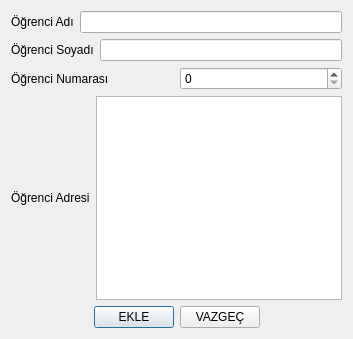
Above: Gorsel/formlar/veriGiris/yeniogrencigiris.ui from sadededeoglu/okulprojesi before the change. Below: the same form after it.
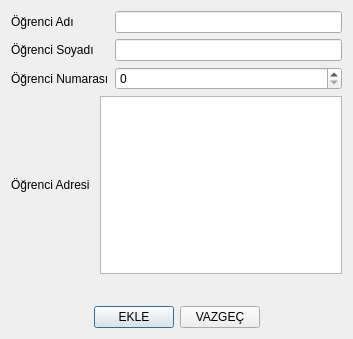
That is the form after the change. Icons and pictures are not drawn.

What changed in the file:
```diff
--- a/Gorsel/formlar/veriGiris/yeniogrencigiris.ui
+++ b/Gorsel/formlar/veriGiris/yeniogrencigiris.ui
@@ -13,8 +13,52 @@
   <property name="windowTitle">
    <string>yeni_ogrenci_giris</string>
   </property>
-  <layout class="QGridLayout" name="gridLayout">
-   <item row="1" column="0">
+  <layout class="QGridLayout" name="gridLayout_2">
+   <item row="0" column="0">
+    <layout class="QGridLayout" name="gridLayout">
+     <item row="0" column="0">
+      <widget class="QLabel" name="label_OgrenciAdi">
+       <property name="text">
+        <string>Öğrenci Adı</string>
+       </property>
+      </widget>
+     </item>
+     <item row="0" column="2">
+      <widget class="QLineEdit" name="lineEdit_OgrenciAdi"/>
+     </item>
+     <item row="1" column="0">
+      <widget class="QLabel" name="label_OgrenciSoyadi">
+       <property name="text">
+        <string>Öğrenci Soyadı</string>
+       </property>
+      </widget>
+     </item>
+     <item row="1" column="2">
+      <widget class="QLineEdit" name="lineEdit_OgrenciSoyadi"/>
+     </item>
+     <item row="2" column="0" colspan="2">
+      <widget class="QLabel" name="label_OgrenciNumarasi">
+       <property name="text">
+        <string>Öğrenci Numarası</string>
+       </property>
+      </widget>
+     </item>
+     <item row="2" column="2">
+      <widget class="QSpinBox" name="spinBox_OgrenciNumarasi"/>
+     </item>
+     <item row="3" column="0">
+      <widget class="QLabel" name="label_OgrenciAdresi">
+       <property name="text">
+        <string>Öğrenci Adresi</string>
+       </property>
+      </widget>
+     </item>
+     <item row="3" column="1" colspan="2">
+      <widget class="QPlainTextEdit" name="plainTextEdit_OgrenciAdresi"/>
+     </item>
+    </layout>
+   </item>
+   <item row="2" column="0">
     <layout class="QHBoxLayout" name="horizontalLayout_5">
      <item>
       <spacer name="horizontalSpacer">
@@ -66,73 +110,18 @@
      </item>
     </layout>
    </item>
-   <item row="0" column="0">
-    <layout class="QVBoxLayout" name="verticalLayout_3">
-     <item>
-      <layout class="QVBoxLayout" name="verticalLayout_2">
-       <item>
-        <layout class="QVBoxLayout" name="verticalLayout">
-         <item>
-          <layout class="QHBoxLayout" name="horizontalLayout">
-           <item>
-            <widget class="QLabel" name="label_OgrenciAdi">
-             <property name="text">
-              <string>Öğrenci Adı</string>
-             </property>
-            </widget>
-           </item>
-           <item>
-            <widget class="QLineEdit" name="lineEdit_OgrenciAdi"/>
-           </item>
-          </layout>
-         </item>
-         <item>
-          <layout class="QHBoxLayout" name="horizontalLayout_2">
-           <item>
-            <widget class="QLabel" name="label_OgrenciSoyadi">
-             <property name="text">
-              <string>Öğrenci Soyadı</string>
-             </property>
-            </widget>
-           </item>
-           <item>
-            <widget class="QLineEdit" name="lineEdit_OgrenciSoyadi"/>
-           </item>
-          </layout>
-         </item>
-         <item>
-          <layout class="QHBoxLayout" name="horizontalLayout_3">
-           <item>
-            <widget class="QLabel" name="label_OgrenciNumarasi">
-             <property name="text">
-              <string>Öğrenci Numarası</string>
-             </property>
-            </widget>
-           </item>
-           <item>
-            <widget class="QSpinBox" name="spinBox_OgrenciNumarasi"/>
-           </item>
-          </layout>
-         </item>
-         <item>
-          <layout class="QHBoxLayout" name="horizontalLayout_4">
-           <item>
-            <widget class="QLabel" name="label_OgrenciAdresi">
-             <property name="text">
-              <string>Öğrenci Adresi</string>
-             </property>
-            </widget>
-           </item>
-           <item>
-            <widget class="QPlainTextEdit" name="plainTextEdit_OgrenciAdresi"/>
-           </item>
-          </layout>
-         </item>
-        </layout>
-       </item>
-      </layout>
-     </item>
-    </layout>
+   <item row="1" column="0">
+    <spacer name="verticalSpacer">
+     <property name="orientation">
+      <enum>Qt::Vertical</enum>
+     </property>
+     <property name="sizeHint" stdset="0">
+      <size>
+       <width>20</width>
+       <height>40</height>
+      </size>
+     </property>
+    </spacer>
    </item>
   </layout>
  </widget>
```
